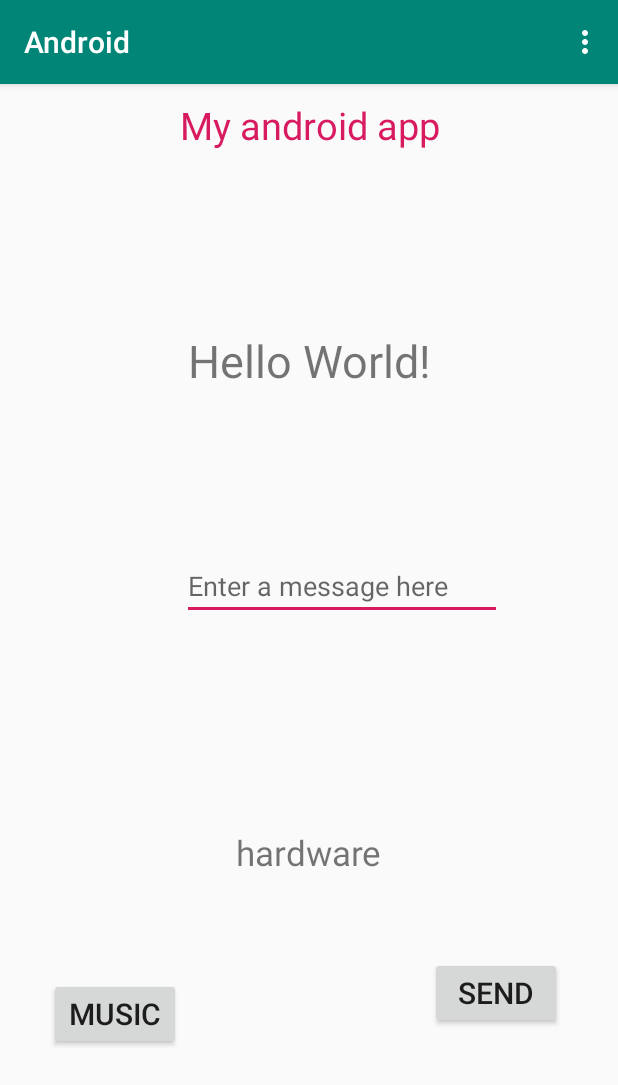
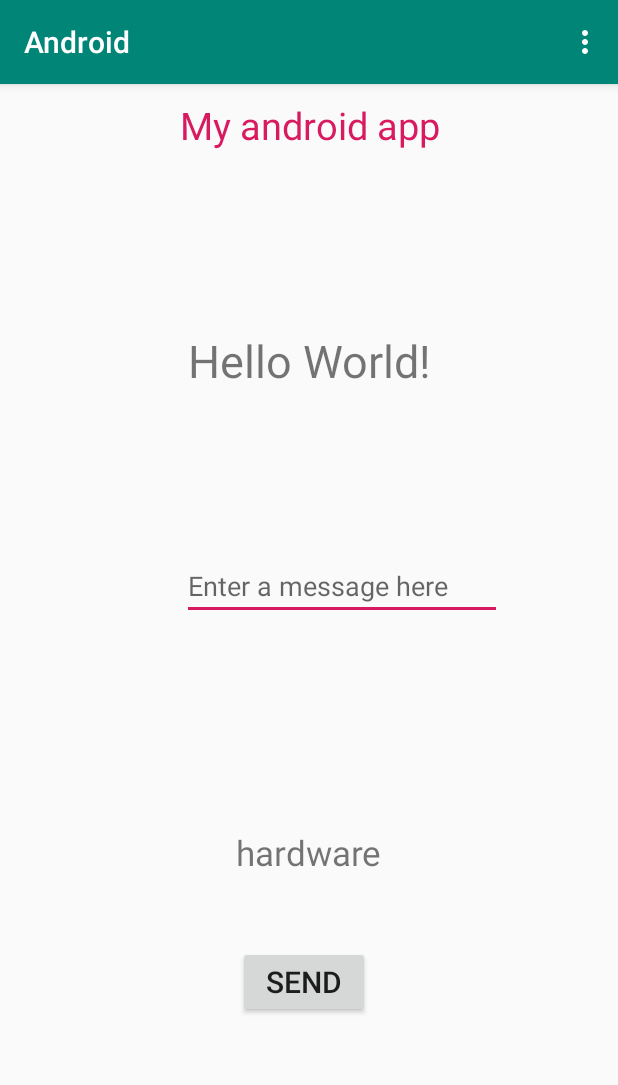
Before and after one commit to Elinah555/Android, an Android app: the screen it shows after launch (MainActivity), on a phone screen of 412 x 824 dp. Shown: the top 1085 px of the screen. Run offline under Robolectric (Android 15) with nearby library versions, the phone set to English and light mode, and no system bars.

Commit message:
Listview,recycler,and splash changes added

```diff
--- a/app/src/main/java/com/example/android/LocationActivity.java
+++ b/app/src/main/java/com/example/android/LocationActivity.java
@@ -30,7 +30,7 @@ WorkOne adapter;
         elements.add("Mpigi");
         elements.add("Kampala");
 
-        //set up the RecyclerView
+        //setting  up the RecyclerView
 recyclerView.setLayoutManager(new LinearLayoutManager(this));
 adapter=new WorkOne(this,elements);
 adapter.setClickListener(this);
--- a/app/src/main/java/com/example/android/MainActivity.java
+++ b/app/src/main/java/com/example/android/MainActivity.java
@@ -18,18 +18,6 @@ public class MainActivity extends AppCompatActivity {
     protected void onCreate(Bundle savedInstanceState) {
         super.onCreate(savedInstanceState);
         setContentView(R.layout.activity_main);
-        Button musicy= (Button)findViewById(R.id.btnplaymusic);
-
-        musicy.setOnClickListener(new View.OnClickListener() {
-
-            @Override
-            public void onClick(View v) {
-                Intent intent=new Intent(MainActivity.this,PlayMusic.class);
-                startActivity(intent);
-            }
-
-        });
-
 
     }
 
@@ -59,6 +47,9 @@ public class MainActivity extends AppCompatActivity {
             case R.id.list:
                 startActivity( new Intent(this,Activity2.class));
                 return true;
+            case R.id.music:
+                startActivity( new Intent(this,PlayMusic.class));
+                return true;
             default:
                 return super.onOptionsItemSelected(item);
         }
--- a/app/src/main/java/com/example/android/Splash.java
+++ b/app/src/main/java/com/example/android/Splash.java
@@ -18,7 +18,7 @@ public class Splash extends AppCompatActivity {
             public void run() {
                 startActivity(new Intent(getApplicationContext(),MainActivity.class));
             }
-        }, 4000);
+        }, 2000);
 
     }
 }
--- a/app/src/main/java/com/example/android/WorkOne.java
+++ b/app/src/main/java/com/example/android/WorkOne.java
@@ -57,8 +57,8 @@ public class WorkOne extends RecyclerView.Adapter<WorkOne.ViewHolder> {
         }
     }
 
-String getItem(int id) {
-        return  work.get(id);}
+//String getItem(int id) {
+       // return  work.get(id);}
 
     public void setClickListener(ItemClickListener itemClickListener2) {
         this.itemClickListener=itemClickListener2;
--- a/app/src/main/res/layout/activity_2.xml
+++ b/app/src/main/res/layout/activity_2.xml
@@ -4,6 +4,7 @@
     xmlns:tools="http://schemas.android.com/tools"
     android:layout_width="match_parent"
     android:layout_height="match_parent"
+    android:background="@color/colorAccent"
     tools:context=".Activity2">
 
 
--- a/app/src/main/res/layout/activity_display_message.xml
+++ b/app/src/main/res/layout/activity_display_message.xml
@@ -4,6 +4,7 @@
     xmlns:tools="http://schemas.android.com/tools"
     android:layout_width="match_parent"
     android:layout_height="match_parent"
+    android:background="@color/colorAccent"
     tools:context=".DisplayMessageActivity">
 
     <TextView
--- a/app/src/main/res/layout/activity_main.xml
+++ b/app/src/main/res/layout/activity_main.xml
@@ -4,6 +4,7 @@
     xmlns:tools="http://schemas.android.com/tools"
     android:layout_width="match_parent"
     android:layout_height="match_parent"
+
 
     tools:context=".MainActivity">
 
@@ -59,10 +60,10 @@
         android:textSize="20dp"
         app:layout_constraintBottom_toBottomOf="parent"
         app:layout_constraintEnd_toEndOf="parent"
-        app:layout_constraintHorizontal_bias="0.885"
+        app:layout_constraintHorizontal_bias="0.489"
         app:layout_constraintStart_toStartOf="parent"
         app:layout_constraintTop_toBottomOf="@+id/message"
-        app:layout_constraintVertical_bias="0.381" />
+        app:layout_constraintVertical_bias="0.348" />
 
     <TextView
         android:layout_width="wrap_content"
@@ -77,18 +78,5 @@
 
     </TextView>
 
-    <Button
-        android:id="@+id/btnplaymusic"
-        android:layout_width="wrap_content"
-        android:layout_height="wrap_content"
-        android:layout_marginBottom="124dp"
-        android:text="Music"
-        android:textSize="20dp"
-        app:layout_constraintBottom_toBottomOf="parent"
-        app:layout_constraintEnd_toStartOf="@+id/sendButton"
-        app:layout_constraintHorizontal_bias="0.166"
-        app:layout_constraintStart_toStartOf="parent" />
-
-
 
 </androidx.constraintlayout.widget.ConstraintLayout>
--- a/app/src/main/res/layout/activity_product.xml
+++ b/app/src/main/res/layout/activity_product.xml
@@ -5,6 +5,7 @@
     android:layout_width="match_parent"
     android:layout_height="wrap_content"
     android:orientation="vertical"
+    android:background="@color/colorAccent"
     tools:context="ProductActivity">
 
 
--- a/app/src/main/res/menu/menufile.xml
+++ b/app/src/main/res/menu/menufile.xml
@@ -1,9 +1,9 @@
 <?xml version="1.0" encoding="utf-8"?>
 <menu xmlns:android="http://schemas.android.com/apk/res/android">
-    <item android:id="@+id/locat" android:title="Location"></item>
+    <item android:id="@+id/locat" android:title="Location/Recycler"></item>
     <item android:id="@+id/prod" android:title="Product"></item>
     <item android:id="@+id/list" android:title="ListView"></item>
-
+    <item android:id="@+id/music" android:title="Playmusic"></item>
 
 
 </menu>
```
Also changed, not shown: app/src/main/java/com/example/android/DisplayMessageActivity.java (+29 -0 lines), 1 other file.
